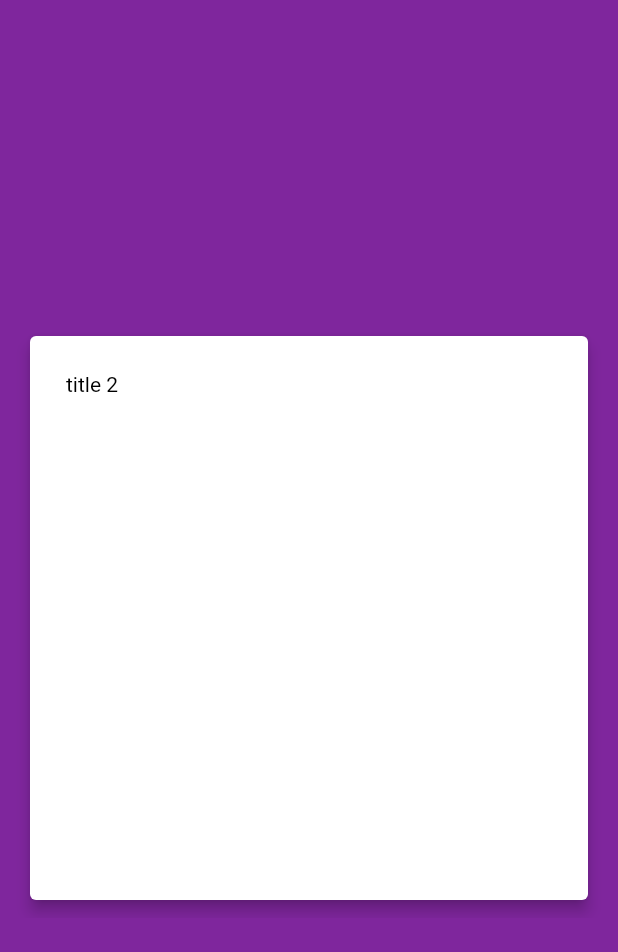
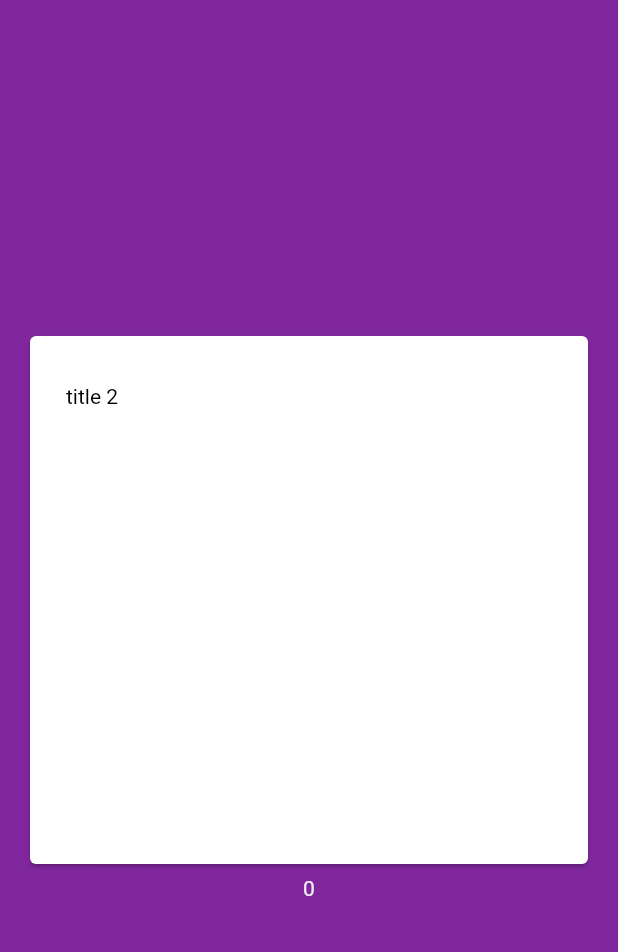
Before and after one commit to raonidemarchi/nubank-clone-flutter, a Flutter app: the screen it shows after launch, on a phone screen of 412 x 824 dp. Shown: the top 952 px of the screen. Run offline on Flutter 3.47's test engine with Material 2 defaults, Android fonts, the phone set to English and light mode, and no system bars; drawn by our look-alikes of carousel_slider.

Commit message:
Add carousel column

```diff
--- a/lib/carousel_slider.dart
+++ b/lib/carousel_slider.dart
@@ -1,28 +1,44 @@
 import 'package:flutter/material.dart';
 import 'package:carousel_slider/carousel_slider.dart';
 
-class Carousel extends StatelessWidget {
+class Carousel extends StatefulWidget {
+  @override
+  _Carousel createState() => _Carousel();
+}
+
+class _Carousel extends State<Carousel> {
+  int _current = 0;
 
   @override
   Widget build(BuildContext context) {
-    return CarouselSlider(
-      height: 400,
+    return Column(
+      mainAxisAlignment: MainAxisAlignment.center,
+      children: [
+        CarouselSlider(
+          height: 360,
           viewportFraction: 1.0,
           enableInfiniteScroll: false,
           aspectRatio: 16 / 9,
+          onPageChanged: (index) {
+            setState(() {
+              _current = index;
+            });
+          },
           items: [1, 2, 3].map((i) {
             return Builder(
               builder: (BuildContext context) {
                 return Padding(
                   padding: EdgeInsets.symmetric(
                     horizontal: 16,
-                vertical: 8,
                   ),
                   child: Card(
-                elevation: 4,
+                    elevation: 1,
                     child: Container(
                       width: double.infinity,
-                  padding: EdgeInsets.all(24),
+                      padding: EdgeInsets.symmetric(
+                        vertical: 32,
+                        horizontal: 24,
+                      ),
                       child: Text(
                         'title 2',
                         style: TextStyle(color: Colors.black),
@@ -33,6 +49,22 @@ class Carousel extends StatelessWidget {
               },
             );
           }).toList(),
+        ),
+
+        Container(
+          child: Padding(
+            padding: EdgeInsets.symmetric(
+              vertical: 4
+            ),
+            child: Text(
+              '$_current',
+              style: TextStyle(
+                color: Color.fromRGBO(255, 255, 255, 0.9)
+              ),
+            ),
+          ),
+        )
+      ],
     );
   }
 }
--- a/lib/home.dart
+++ b/lib/home.dart
@@ -3,13 +3,11 @@ import 'package:flutter/services.dart';
 import 'carousel_slider.dart';
 
 class Home extends StatelessWidget {
-
   @override
   Widget build(BuildContext context) {
-    final Color backgroundColor = Theme.of(context).scaffoldBackgroundColor;
-
+    // status bar definitions
     SystemChrome.setSystemUIOverlayStyle(SystemUiOverlayStyle.dark.copyWith(
-      statusBarColor: backgroundColor,
+      statusBarColor: Color(0x00000000),
       statusBarIconBrightness: Brightness.light,
     ));
 
--- a/lib/main.dart
+++ b/lib/main.dart
@@ -1,13 +1,14 @@
 import 'package:flutter/material.dart';
 import 'home.dart';
 
-void main() => runApp(MyApp());
+void main() => runApp(App());
 
-class MyApp extends StatelessWidget {
+class App extends StatelessWidget {
   @override
   Widget build(BuildContext context) {
     return MaterialApp(
       title: 'Nubank',
+      debugShowCheckedModeBanner: false,
       theme: ThemeData(
         primaryColor: Color(0xff7f269d),
         accentColor: Color(0xff7f269d),
```
Lines whose indentation alone changed are shown as unchanged.
